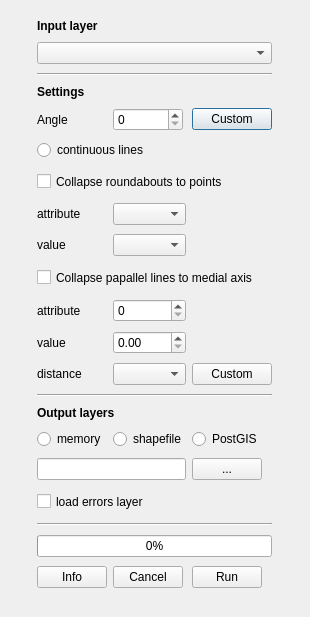
spacesyntax/Rcl-topology-cleaner, file simplificator_dialog_base.ui: the form before one commit.
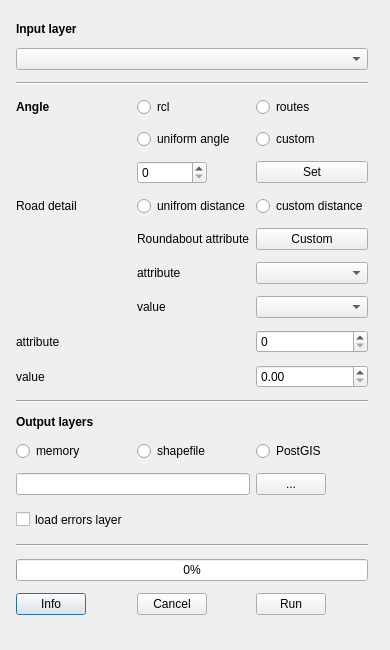
The form after the commit.

What changed in the file:
```diff
--- a/simplificator_dialog_base.ui
+++ b/simplificator_dialog_base.ui
@@ -6,8 +6,8 @@
    <rect>
     <x>0</x>
     <y>0</y>
-    <width>310</width>
-    <height>617</height>
+    <width>390</width>
+    <height>650</height>
    </rect>
   </property>
   <property name="minimumSize">
@@ -28,70 +28,17 @@
      <property name="margin">
       <number>5</number>
      </property>
-     <item row="15" column="1">
-      <widget class="QSpinBox" name="collinearSpinBox"/>
-     </item>
-     <item row="7" column="1">
-      <widget class="QComboBox" name="comboBox_2"/>
-     </item>
-     <item row="4" column="2">
-      <widget class="QPushButton" name="pushButton">
+     <item row="7" column="2">
+      <widget class="QRadioButton" name="radioButton_6">
        <property name="text">
-        <string>Custom</string>
+        <string>custom distance</string>
        </property>
       </widget>
      </item>
-     <item row="17" column="0">
-      <widget class="QLabel" name="label_6">
-       <property name="text">
-        <string>value</string>
-       </property>
-      </widget>
-     </item>
-     <item row="15" column="0">
-      <widget class="QLabel" name="label_7">
-       <property name="text">
-        <string>attribute</string>
-       </property>
-      </widget>
-     </item>
-     <item row="7" column="0">
-      <widget class="QLabel" name="label_3">
-       <property name="maximumSize">
-        <size>
-         <width>16777215</width>
-         <height>26</height>
-        </size>
-       </property>
-       <property name="text">
-        <string>attribute</string>
-       </property>
-      </widget>
-     </item>
-     <item row="4" column="1">
-      <widget class="QSpinBox" name="decimalsSpin">
-       <property name="maximumSize">
-        <size>
-         <width>70</width>
-         <height>16777215</height>
-        </size>
-       </property>
-      </widget>
-     </item>
-     <item row="8" column="0">
-      <widget class="QLabel" name="label_5">
-       <property name="text">
-        <string>value</string>
-       </property>
-      </widget>
-     </item>
-     <item row="17" column="1">
+     <item row="19" column="2">
       <widget class="QDoubleSpinBox" name="doubleSpinBox"/>
      </item>
-     <item row="8" column="1">
-      <widget class="QComboBox" name="comboBox"/>
-     </item>
-     <item row="43" column="0">
+     <item row="45" column="0">
       <widget class="QPushButton" name="settingsButton">
        <property name="maximumSize">
         <size>
@@ -113,51 +60,88 @@
        </property>
       </widget>
      </item>
-     <item row="28" column="1">
-      <widget class="QRadioButton" name="shpRadioButton">
+     <item row="6" column="1">
+      <widget class="QSpinBox" name="decimalsSpin">
+       <property name="maximumSize">
+        <size>
+         <width>70</width>
+         <height>16777215</height>
+        </size>
+       </property>
+      </widget>
+     </item>
+     <item row="5" column="2">
+      <widget class="QRadioButton" name="radioButton_4">
        <property name="text">
-        <string>shapefile</string>
+        <string>custom</string>
        </property>
       </widget>
      </item>
-     <item row="18" column="1">
-      <widget class="QComboBox" name="comboBox_3"/>
+     <item row="11" column="1">
+      <widget class="QLabel" name="label_5">
+       <property name="text">
+        <string>value</string>
+       </property>
+      </widget>
      </item>
-     <item row="39" column="0" colspan="3">
-      <widget class="Line" name="line_2">
-       <property name="orientation">
-        <enum>Qt::Horizontal</enum>
+     <item row="11" column="2">
+      <widget class="QComboBox" name="comboBox"/>
+     </item>
+     <item row="4" column="2">
+      <widget class="QRadioButton" name="radioButton">
+       <property name="text">
+        <string>routes</string>
        </property>
       </widget>
      </item>
-     <item row="18" column="0">
-      <widget class="QLabel" name="label_9">
+     <item row="8" column="2">
+      <widget class="QPushButton" name="pushButton_2">
        <property name="text">
-        <string>distance</string>
+        <string>Custom</string>
        </property>
       </widget>
      </item>
-     <item row="2" column="0" colspan="3">
-      <widget class="Line" name="line_3">
-       <property name="orientation">
-        <enum>Qt::Horizontal</enum>
+     <item row="17" column="0">
+      <widget class="QLabel" name="label_7">
+       <property name="text">
+        <string>attribute</string>
        </property>
       </widget>
      </item>
-     <item row="41" column="0" colspan="3">
-      <widget class="QProgressBar" name="cleaningProgress">
-       <property name="sizePolicy">
-        <sizepolicy hsizetype="MinimumExpanding" vsizetype="Fixed">
-         <horstretch>0</horstretch>
-         <verstretch>0</verstretch>
-        </sizepolicy>
+     <item row="10" column="1">
+      <widget class="QLabel" name="label_3">
+       <property name="maximumSize">
+        <size>
+         <width>16777215</width>
+         <height>26</height>
+        </size>
        </property>
-       <property name="value">
-        <number>0</number>
+       <property name="text">
+        <string>attribute</string>
        </property>
       </widget>
      </item>
-     <item row="36" column="0" colspan="3">
+     <item row="19" column="0">
+      <widget class="QLabel" name="label_6">
+       <property name="text">
+        <string>value</string>
+       </property>
+      </widget>
+     </item>
+     <item row="10" column="2">
+      <widget class="QComboBox" name="comboBox_2"/>
+     </item>
+     <item row="17" column="2">
+      <widget class="QSpinBox" name="collinearSpinBox"/>
+     </item>
+     <item row="30" column="0">
+      <widget class="QRadioButton" name="memoryRadioButton">
+       <property name="text">
+        <string>memory</string>
+       </property>
+      </widget>
+     </item>
+     <item row="38" column="0" colspan="4">
       <widget class="QCheckBox" name="errorsCheckBox">
        <property name="sizePolicy">
         <sizepolicy hsizetype="Minimum" vsizetype="Fixed">
@@ -176,90 +160,14 @@
        </property>
       </widget>
      </item>
-     <item row="3" column="0" colspan="3">
-      <widget class="QLabel" name="label_2">
-       <property name="sizePolicy">
-        <sizepolicy hsizetype="MinimumExpanding" vsizetype="Fixed">
-         <horstretch>0</horstretch>
-         <verstretch>0</verstretch>
-        </sizepolicy>
-       </property>
-       <property name="font">
-        <font>
-         <weight>75</weight>
-         <bold>true</bold>
-        </font>
-       </property>
+     <item row="4" column="1">
+      <widget class="QRadioButton" name="radioButton_2">
        <property name="text">
-        <string>Settings</string>
+        <string>rcl</string>
        </property>
       </widget>
      </item>
-     <item row="28" column="2">
-      <widget class="QRadioButton" name="postgisRadioButton">
-       <property name="text">
-        <string>PostGIS</string>
-       </property>
-      </widget>
-     </item>
-     <item row="0" column="0" colspan="3">
-      <widget class="QLabel" name="label">
-       <property name="sizePolicy">
-        <sizepolicy hsizetype="MinimumExpanding" vsizetype="Fixed">
-         <horstretch>0</horstretch>
-         <verstretch>0</verstretch>
-        </sizepolicy>
-       </property>
-       <property name="font">
-        <font>
-         <weight>75</weight>
-         <bold>true</bold>
-        </font>
-       </property>
-       <property name="text">
-        <string>Input layer</string>
-       </property>
-      </widget>
-     </item>
-     <item row="43" column="1">
-      <widget class="QPushButton" name="cancelButton">
-       <property name="sizePolicy">
-        <sizepolicy hsizetype="MinimumExpanding" vsizetype="Fixed">
-         <horstretch>0</horstretch>
-         <verstretch>0</verstretch>
-        </sizepolicy>
-       </property>
-       <property name="maximumSize">
-        <size>
-         <width>70</width>
-         <height>16777215</height>
-        </size>
-       </property>
-       <property name="text">
-        <string>Cancel</string>
-       </property>
-      </widget>
-     </item>
-     <item row="14" column="0" colspan="3">
-      <widget class="QCheckBox" name="mergeCheckBox">
-       <property name="minimumSize">
-        <size>
-         <width>0</width>
-         <height>25</height>
-        </size>
-       </property>
-       <property name="maximumSize">
-        <size>
-         <width>16777215</width>
-         <height>25</height>
-        </size>
-       </property>
-       <property name="text">
-        <string>Collapse papallel lines to medial axis</string>
-       </property>
-      </widget>
-     </item>
-     <item row="27" column="0" colspan="3">
+     <item row="29" column="0" colspan="4">
       <widget class="QLabel" name="label_4">
        <property name="sizePolicy">
         <sizepolicy hsizetype="MinimumExpanding" vsizetype="Fixed">
@@ -278,7 +186,56 @@
        </property>
       </widget>
      </item>
-     <item row="35" column="0" colspan="2">
+     <item row="7" column="1">
+      <widget class="QRadioButton" name="radioButton_5">
+       <property name="text">
+        <string>unifrom distance</string>
+       </property>
+      </widget>
+     </item>
+     <item row="6" column="2">
+      <widget class="QPushButton" name="pushButton">
+       <property name="text">
+        <string>Set</string>
+       </property>
+      </widget>
+     </item>
+     <item row="8" column="1">
+      <widget class="QLabel" name="label_11">
+       <property name="text">
+        <string>Roundabout attribute</string>
+       </property>
+      </widget>
+     </item>
+     <item row="7" column="0">
+      <widget class="QLabel" name="label_10">
+       <property name="text">
+        <string>Road detail</string>
+       </property>
+      </widget>
+     </item>
+     <item row="5" column="1">
+      <widget class="QRadioButton" name="radioButton_3">
+       <property name="text">
+        <string>uniform angle</string>
+       </property>
+      </widget>
+     </item>
+     <item row="30" column="1">
+      <widget class="QRadioButton" name="shpRadioButton">
+       <property name="text">
+        <string>shapefile</string>
+       </property>
+      </widget>
+     </item>
+     <item row="30" column="2">
+      <widget class="QRadioButton" name="postgisRadioButton">
+       <property name="text">
+        <string>PostGIS</string>
+       </property>
+      </widget>
+     </item>
+     <item row="37" column="0" colspan="2">
       <widget class="QLineEdit" name="outputCleaned">
        <property name="enabled">
         <bool>true</bool>
@@ -291,17 +248,7 @@
        </property>
       </widget>
      </item>
-     <item row="1" column="0" colspan="3">
-      <widget class="QComboBox" name="inputCombo">
-       <property name="sizePolicy">
-        <sizepolicy hsizetype="MinimumExpanding" vsizetype="Fixed">
-         <horstretch>0</horstretch>
-         <verstretch>0</verstretch>
-        </sizepolicy>
-       </property>
-      </widget>
-     </item>
-     <item row="35" column="2">
+     <item row="37" column="2">
       <widget class="QPushButton" name="browseCleaned">
        <property name="sizePolicy">
         <sizepolicy hsizetype="MinimumExpanding" vsizetype="Fixed">
@@ -320,7 +267,26 @@
        </property>
       </widget>
      </item>
-     <item row="43" column="2">
+     <item row="45" column="1">
+      <widget class="QPushButton" name="cancelButton">
+       <property name="sizePolicy">
+        <sizepolicy hsizetype="MinimumExpanding" vsizetype="Fixed">
+         <horstretch>0</horstretch>
+         <verstretch>0</verstretch>
+        </sizepolicy>
+       </property>
+       <property name="maximumSize">
+        <size>
+         <width>70</width>
+         <height>16777215</height>
+        </size>
+       </property>
+       <property name="text">
+        <string>Cancel</string>
+       </property>
+      </widget>
+     </item>
+     <item row="45" column="2">
       <widget class="QPushButton" name="cleanButton">
        <property name="sizePolicy">
         <sizepolicy hsizetype="MinimumExpanding" vsizetype="Fixed">
@@ -339,66 +305,88 @@
        </property>
       </widget>
      </item>
-     <item row="5" column="0" colspan="3">
-      <widget class="QRadioButton" name="radioButton_2">
-       <property name="text">
-        <string>continuous lines </string>
+     <item row="43" column="0" colspan="3">
+      <widget class="QProgressBar" name="cleaningProgress">
+       <property name="sizePolicy">
+        <sizepolicy hsizetype="MinimumExpanding" vsizetype="Fixed">
+         <horstretch>0</horstretch>
+         <verstretch>0</verstretch>
+        </sizepolicy>
        </property>
+       <property name="value">
+        <number>0</number>
+       </property>
       </widget>
      </item>
-     <item row="24" column="0" colspan="3">
+     <item row="41" column="0" colspan="3">
+      <widget class="Line" name="line_2">
+       <property name="orientation">
+        <enum>Qt::Horizontal</enum>
+       </property>
+      </widget>
+     </item>
+     <item row="26" column="0" colspan="3">
       <widget class="Line" name="line">
        <property name="orientation">
         <enum>Qt::Horizontal</enum>
        </property>
       </widget>
      </item>
-     <item row="28" column="0">
-      <widget class="QRadioButton" name="memoryRadioButton">
+     <item row="2" column="0" colspan="3">
+      <widget class="Line" name="line_3">
+       <property name="orientation">
+        <enum>Qt::Horizontal</enum>
+       </property>
+      </widget>
+     </item>
+     <item row="1" column="0" colspan="3">
+      <widget class="QComboBox" name="inputCombo">
+       <property name="sizePolicy">
+        <sizepolicy hsizetype="MinimumExpanding" vsizetype="Fixed">
+         <horstretch>0</horstretch>
+         <verstretch>0</verstretch>
+        </sizepolicy>
+       </property>
+      </widget>
+     </item>
+     <item row="0" column="0" colspan="3">
+      <widget class="QLabel" name="label">
+       <property name="sizePolicy">
+        <sizepolicy hsizetype="MinimumExpanding" vsizetype="Fixed">
+         <horstretch>0</horstretch>
+         <verstretch>0</verstretch>
+        </sizepolicy>
+       </property>
+       <property name="font">
+        <font>
+         <weight>75</weight>
+         <bold>true</bold>
+        </font>
+       </property>
        <property name="text">
-        <string>memory</string>
+        <string>Input layer</string>
        </property>
       </widget>
      </item>
      <item row="4" column="0">
-      <widget class="QLabel" name="label_8">
+      <widget class="QLabel" name="label_2">
+       <property name="sizePolicy">
+        <sizepolicy hsizetype="MinimumExpanding" vsizetype="Fixed">
+         <horstretch>0</horstretch>
+         <verstretch>0</verstretch>
+        </sizepolicy>
+       </property>
+       <property name="font">
+        <font>
+         <weight>75</weight>
+         <bold>true</bold>
+        </font>
+       </property>
        <property name="text">
         <string>Angle</string>
        </property>
       </widget>
      </item>
-     <item row="18" column="2">
-      <widget class="QPushButton" name="pushButton_2">
-       <property name="text">
-        <string>Custom</string>
-       </property>
-      </widget>
-     </item>
-     <item row="6" column="0" colspan="3">
-      <widget class="QCheckBox" name="breakCheckBox">
-       <property name="sizePolicy">
-        <sizepolicy hsizetype="Minimum" vsizetype="Preferred">
-         <horstretch>0</horstretch>
-         <verstretch>0</verstretch>
-        </sizepolicy>
-       </property>
-       <property name="minimumSize">
-        <size>
-         <width>0</width>
-         <height>25</height>
-        </size>
-       </property>
-       <property name="maximumSize">
-        <size>
-         <width>16777215</width>
-         <height>25</height>
-        </size>
-       </property>
-       <property name="text">
-        <string>Collapse roundabouts to points</string>
-       </property>
-      </widget>
-     </item>
     </layout>
    </item>
   </layout>
```
